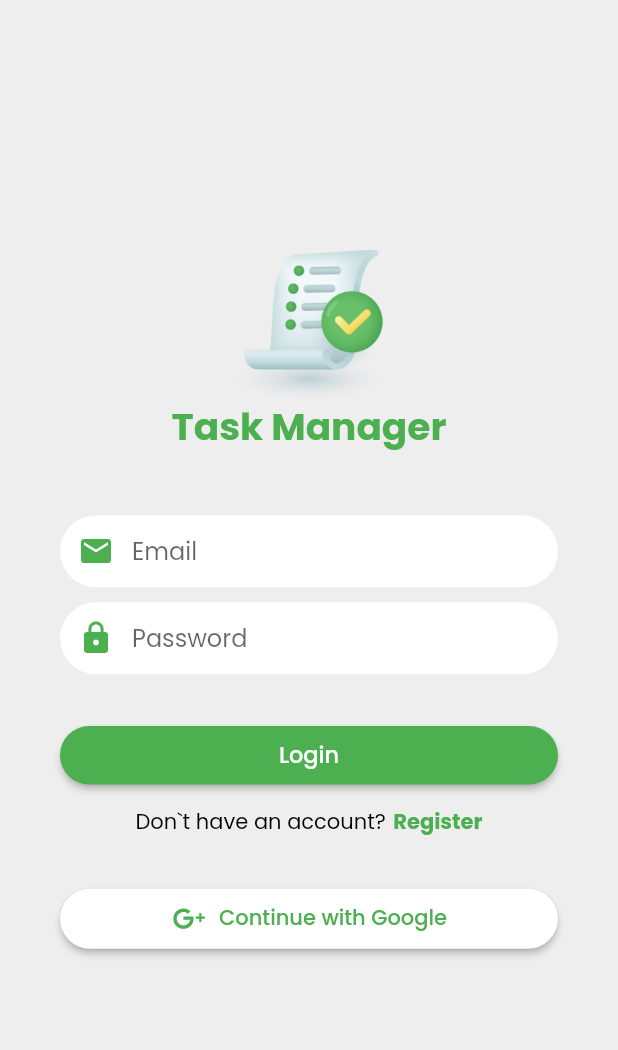
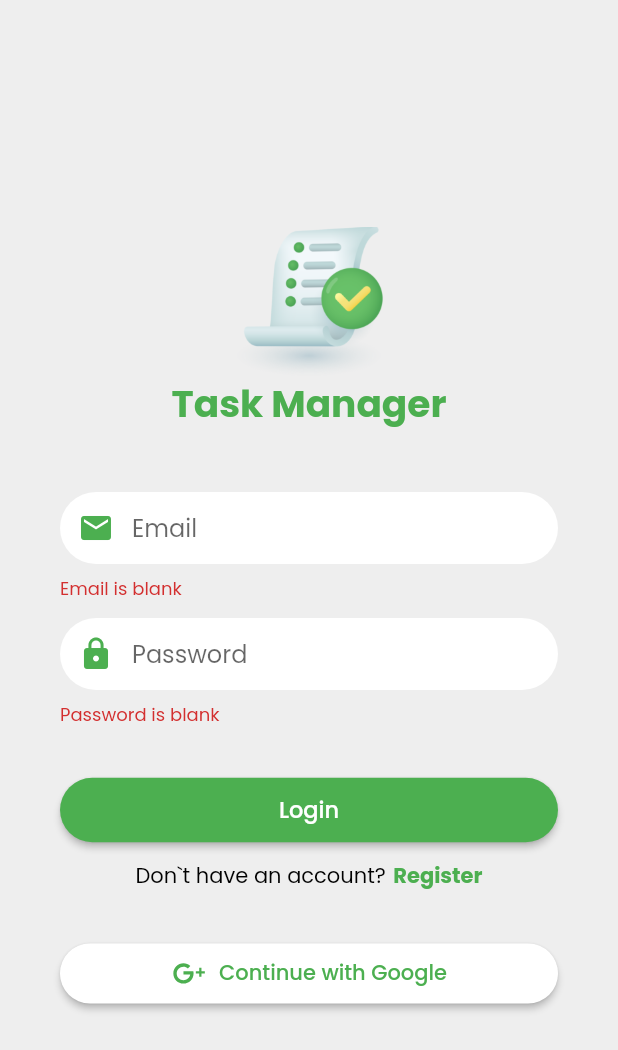
Before and after one commit to faysalewucse/task-manager-app, a Flutter app: the screen it shows after launch, after a tap on "Login", on a phone screen of 412 x 824 dp. Shown: the top 1050 px of the screen. Run offline on Flutter 3.47's test engine with Material 2 defaults, Android fonts, the light colour scheme and no system bars; our stand-ins replace dotted_border, firebase_auth, firebase_core, fluttertoast, google_fonts, google_nav_bar and 2 more; missing offline and left inert: msh_checkbox; accounts and stored records are empty.

Commit message:
completed user authentication with form validation

```diff
--- a/lib/components/auth_form_field.dart
+++ b/lib/components/auth_form_field.dart
@@ -10,7 +10,8 @@ class AuthFormField extends StatelessWidget {
       {Key? key,
       required this.controller,
       required this.hintText,
-      required this.icon, required this.keyboardType})
+      required this.icon,
+      required this.keyboardType})
       : super(key: key);
 
   @override
@@ -35,7 +36,16 @@ class AuthFormField extends StatelessWidget {
           fillColor: Colors.white),
       controller: controller,
       validator: (String? value) {
-        return (value == null) ? '$hintText is blank' : null;
+        if (value!.isEmpty) {
+          return '$hintText is blank';
+        } else if (hintText == "Email" &&
+            !RegExp(r"^[a-zA-Z0-9.a-zA-Z0-9.!#$%&'*+-/=?^_`{|}~]+@[a-zA-Z0-9]+\.[a-zA-Z]+")
+                .hasMatch(value)) {
+          return 'Enter valid email!';
+        } else if (hintText == "Password" && value.length < 6) {
+          return 'Password should be at least 6 characters';
+        }
+        return null;
       },
     );
   }
--- a/lib/main.dart
+++ b/lib/main.dart
@@ -1,6 +1,7 @@
 import 'package:firebase_core/firebase_core.dart';
 import 'package:flutter/material.dart';
 import 'package:flutter/services.dart';
+import 'package:fluttertoast/fluttertoast.dart';
 import 'package:google_fonts/google_fonts.dart';
 import 'package:task_manager/widget_tree.dart';
 
@@ -20,6 +21,7 @@ class MyApp extends StatelessWidget {
   @override
   Widget build(BuildContext context) {
     return MaterialApp(
+      builder: FToastBuilder(),
       title: 'Task Manager',
       theme: ThemeData(
         fontFamily: GoogleFonts.poppins().fontFamily,
--- a/lib/pages/login_page.dart
+++ b/lib/pages/login_page.dart
@@ -1,4 +1,5 @@
 import 'package:firebase_auth/firebase_auth.dart';
+import 'package:fluttertoast/fluttertoast.dart';
 import 'package:line_icons/line_icons.dart';
 import 'package:flutter/material.dart';
 import 'package:task_manager/auth/auth.dart';
@@ -13,6 +14,12 @@ class LoginPage extends StatefulWidget {
 
 class _LoginPageState extends State<LoginPage> {
   bool loginPage = true;
+  bool loading = false;
+
+  TextEditingController email = TextEditingController();
+  TextEditingController password = TextEditingController();
+
+  final _formKey = GlobalKey<FormState>();
 
   @override
   void initState() {
@@ -23,17 +30,15 @@ class _LoginPageState extends State<LoginPage> {
 
   @override
   Widget build(BuildContext context) {
-    String? errorMessage = '';
-    TextEditingController email = TextEditingController();
-    TextEditingController password = TextEditingController();
-
     Future signInWithEmailAndPassword() async {
       try {
         await Auth().signInWithEmailAndPassword(
             email: email.text, password: password.text);
+        loading = false;
       } on FirebaseAuthException catch (e) {
+        _showToast(e.message!);
         setState(() {
-          errorMessage = e.message;
+          loading = false;
         });
       }
     }
@@ -42,10 +47,13 @@ class _LoginPageState extends State<LoginPage> {
       try {
         await Auth().createUserWithEmailAndPassword(
             email: email.text, password: password.text);
+        setState(() {
+          loading = false;
+        });
       } on FirebaseAuthException catch (e) {
-        print("Error: ${e.message!}");
+        _showToast(e.message!);
         setState(() {
-          errorMessage = e.message;
+          loading = false;
         });
       }
     }
@@ -57,6 +65,8 @@ class _LoginPageState extends State<LoginPage> {
         child: Padding(
           padding: const EdgeInsets.symmetric(horizontal: 40.0),
           child: Center(
+            child: Form(
+              key: _formKey,
               child: Column(
                 mainAxisAlignment: MainAxisAlignment.center,
                 children: [
@@ -86,7 +96,8 @@ class _LoginPageState extends State<LoginPage> {
                     controller: password,
                     hintText: 'Password',
                     icon: Icons.lock,
-                keyboardType: TextInputType.visiblePassword,),
+                    keyboardType: TextInputType.visiblePassword,
+                  ),
                   const SizedBox(height: 30),
                   SizedBox(
                     width: double.infinity,
@@ -96,16 +107,40 @@ class _LoginPageState extends State<LoginPage> {
                                 borderRadius: BorderRadius.circular(30)),
                             backgroundColor: Theme.of(context).primaryColor,
                             elevation: 2,
-                      ),
-                      onPressed: () {
+                            padding: const EdgeInsets.all(10.0)),
+                        onPressed: loading
+                            ? () {}
+                            : () {
+                                if (_formKey.currentState!.validate()) {
+                                  setState(() {
+                                    loading = true;
+                                  });
                                   loginPage
                                       ? signInWithEmailAndPassword()
                                       : createUserWithEmailAndPassword();
+                                } else {
+                                  _formKey.currentState!.save();
+                                }
                               },
-                      child: Text(
+                        child: Row(
+                          mainAxisAlignment: MainAxisAlignment.center,
+                          children: [
+                            if (loading)
+                              Container(
+                                margin: const EdgeInsets.only(right: 10),
+                                height: 25,
+                                width: 25,
+                                child: const CircularProgressIndicator(
+                                  color: Colors.white,
+                                  strokeWidth: 2,
+                                ),
+                              ),
+                            Text(
                               loginPage ? 'Login' : 'Register',
-                        style:
-                            const TextStyle(color: Colors.white, fontSize: 15),
+                              style: const TextStyle(
+                                  color: Colors.white, fontSize: 15),
+                            ),
+                          ],
                         )),
                   ),
                   const SizedBox(height: 10),
@@ -143,22 +178,27 @@ class _LoginPageState extends State<LoginPage> {
                             elevation: 2,
                             backgroundColor: Colors.white),
                         onPressed: () {},
-                      // child: const Text(
-                      //   'LOGIN',
-                      //   style: TextStyle(color: Colors.white, fontSize: 20),
-                      // )),
                         icon: const Icon(LineIcons.googlePlus),
                         label: const Text('Continue with Google')),
                   ),
-                Text(
-                  errorMessage!,
-                  style: const TextStyle(color: Colors.redAccent),
-                )
                 ],
+              ),
             ),
           ),
         ),
       ),
     );
   }
+
+  _showToast(String message){
+    return Fluttertoast.showToast(
+        msg: message,
+        toastLength: Toast.LENGTH_LONG,
+        gravity: ToastGravity.TOP,
+        timeInSecForIosWeb: 1,
+        backgroundColor: Colors.black87,
+        textColor: Colors.white,
+        fontSize: 16.0,
+    );
   }
+}
--- a/lib/widget_tree.dart
+++ b/lib/widget_tree.dart
@@ -1,6 +1,6 @@
 import 'package:flutter/cupertino.dart';
 import 'package:task_manager/auth/auth.dart';
-import 'package:task_manager/pages/home_page.dart';
+import 'package:task_manager/layout.dart';
 import 'package:task_manager/pages/login_page.dart';
 
 class WidgetTree extends StatefulWidget {
@@ -17,7 +17,7 @@ class _WidgetTreeState extends State<WidgetTree> {
         stream: Auth().authStateChanges,
         builder: (context, snapshot) {
           if (snapshot.hasData) {
-            return const HomePage();
+            return const HomeLayout();
           } else {
             return const LoginPage();
           }
--- a/pubspec.yaml
+++ b/pubspec.yaml
@@ -19,6 +19,8 @@ dependencies:
   msh_checkbox: ^2.0.1
   firebase_core:
   firebase_auth:
+  fluttertoast: ^8.2.2
+
 
 dev_dependencies:
   flutter_test:
```
Also changed, not shown: lib/layout.dart (added, +63 -0 lines), lib/pages/home_page.dart (+3 -29 lines), lib/pages/user_profile.dart (added, +28 -0 lines), pubspec.lock, 1 other file. Lines whose indentation alone changed are shown as unchanged.
